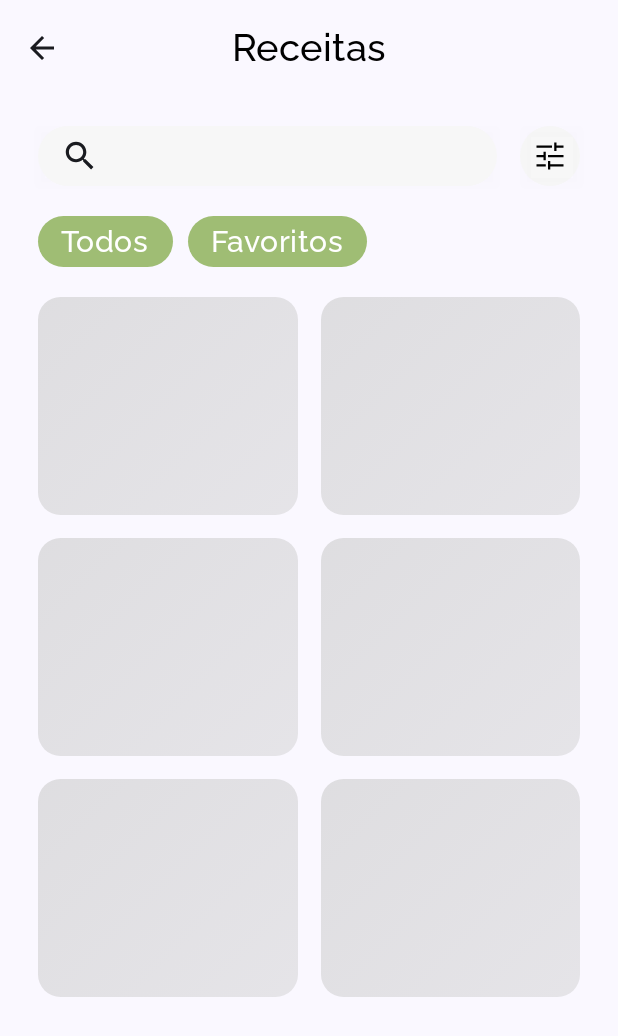
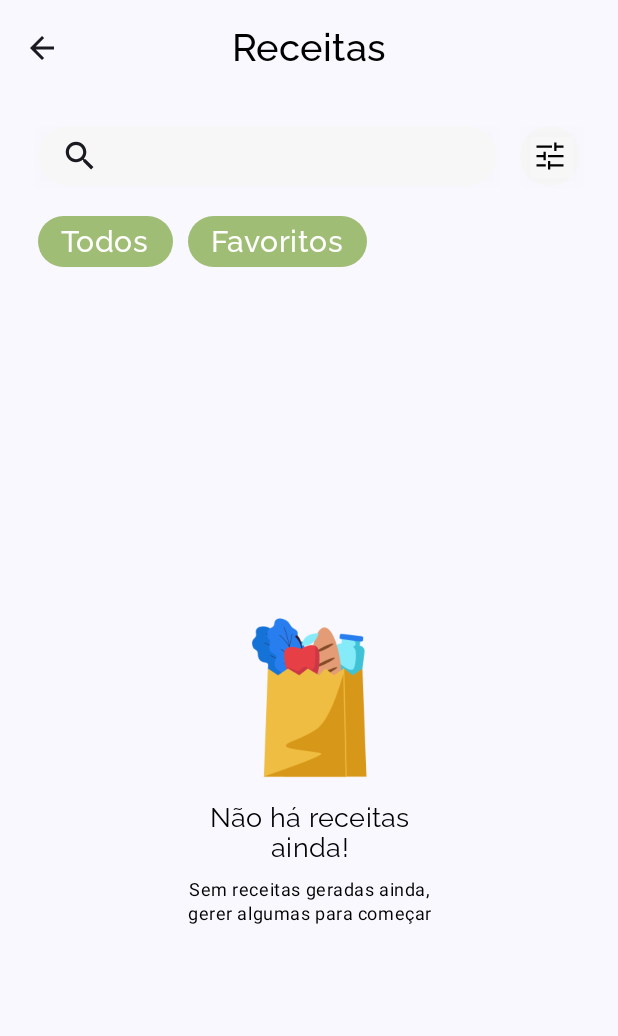
Before and after one commit to yanfalcao/ReceptIa, an Android app built with Jetpack Compose: the HistoricRoute screen opened through its navigation route, on a phone screen of 412 x 824 dp. Shown: the top 1036 px of the screen. Run offline under Robolectric (Android 15) with nearby library versions, the phone set to English and light mode, and no system bars; our stand-ins replace Dagger/Hilt's generated code; libraries missing offline, so code that uses them is left out: io.realm.kotlin; 1 statement that could not run was skipped.

Commit message:
Add layout for empty list;

```diff
--- a/app/src/main/java/com/example/receptia/feature/historic/HistoricScreen.kt
+++ b/app/src/main/java/com/example/receptia/feature/historic/HistoricScreen.kt
@@ -1,6 +1,7 @@
 package com.example.receptia.feature.historic
 
 import androidx.compose.foundation.layout.Arrangement
+import androidx.compose.foundation.layout.Box
 import androidx.compose.foundation.layout.Column
 import androidx.compose.foundation.layout.Row
 import androidx.compose.foundation.layout.Spacer
@@ -12,6 +13,7 @@ import androidx.compose.foundation.layout.width
 import androidx.compose.material3.Scaffold
 import androidx.compose.runtime.Composable
 import androidx.compose.runtime.getValue
+import androidx.compose.ui.Alignment
 import androidx.compose.ui.Modifier
 import androidx.compose.ui.res.stringResource
 import androidx.compose.ui.tooling.preview.Preview
@@ -27,6 +29,7 @@ import com.example.receptia.feature.historic.widget.GridList
 import com.example.receptia.feature.historic.widget.SearchBar
 import com.example.receptia.feature.historic.widget.Tag
 import com.example.receptia.feature.historic.widget.LoadingRecipeList
+import com.example.receptia.ui.widget.EmptyStateWidget
 import com.example.receptia.view.widget.TopBarWidget
 
 @Composable
@@ -93,6 +96,13 @@ private fun HistoricScreen(
                 is RecipeHistoricUiState.Success -> {
                     if (historicState.recipes.isNotEmpty()) {
                         GridList(historicState.recipes)
+                    } else {
+                        Box(
+                            modifier = Modifier.weight(1.0f).fillMaxSize(),
+                            contentAlignment = Alignment.Center,
+                        ) {
+                            EmptyStateWidget()
+                        }
                     }
                 }
             }
@@ -121,3 +131,14 @@ private fun LoadingStatePreview() {
         historicState = RecipeHistoricUiState.Loading,
     )
 }
+
+@Preview(
+    showBackground = true,
+    showSystemUi = true,
+)
+@Composable
+private fun EmptyStatePreview() {
+    HistoricScreen(
+        historicState = RecipeHistoricUiState.Success(listOf()),
+    )
+}
--- a/app/src/main/java/com/example/receptia/feature/historic/widget/LoadingRecipeList.kt
+++ b/app/src/main/java/com/example/receptia/feature/historic/widget/LoadingRecipeList.kt
@@ -7,7 +7,7 @@ import androidx.compose.foundation.lazy.grid.LazyVerticalGrid
 import androidx.compose.runtime.Composable
 import androidx.compose.ui.Modifier
 import androidx.compose.ui.unit.dp
-import com.example.receptia.ui.theme.widget.SkeletonLoadingWidget
+import com.example.receptia.ui.widget.SkeletonLoadingWidget
 
 @Composable
 fun LoadingRecipeList() {
--- a/app/src/main/java/com/example/receptia/feature/home/HomeScreen.kt
+++ b/app/src/main/java/com/example/receptia/feature/home/HomeScreen.kt
@@ -1,8 +1,10 @@
 package com.example.receptia.feature.home
 
+import androidx.compose.foundation.layout.Box
 import androidx.compose.foundation.layout.Column
 import androidx.compose.foundation.layout.Spacer
 import androidx.compose.foundation.layout.fillMaxSize
+import androidx.compose.foundation.layout.fillMaxWidth
 import androidx.compose.foundation.layout.height
 import androidx.compose.foundation.layout.padding
 import androidx.compose.material3.DrawerValue
@@ -12,6 +14,7 @@ import androidx.compose.material3.Text
 import androidx.compose.material3.rememberDrawerState
 import androidx.compose.runtime.Composable
 import androidx.compose.runtime.getValue
+import androidx.compose.ui.Alignment
 import androidx.compose.ui.Modifier
 import androidx.compose.ui.graphics.Color
 import androidx.compose.ui.res.stringResource
@@ -33,6 +36,7 @@ import com.example.receptia.feature.newRecipe.navigation.navigateToNewRecipe
 import com.example.receptia.feature.recipeDescription.navigation.navigateToRecipeDescription
 import com.example.receptia.persistence.Recipe
 import com.example.receptia.ui.ComposableLifecycle
+import com.example.receptia.ui.widget.EmptyStateWidget
 import com.example.receptia.view.widget.NavigationDrawerWidget
 import com.example.receptia.view.widget.TopBarWidget
 
@@ -99,6 +103,13 @@ private fun HomeScreen(
                                 feedState.recipes,
                                 navigateToDescription = navController::navigateToRecipeDescription,
                             )
+                        } else {
+                            Box(
+                                modifier = Modifier.weight(1.0f).fillMaxSize(),
+                                contentAlignment = Alignment.Center,
+                            ) {
+                                EmptyStateWidget()
+                            }
                         }
                     }
                 }
@@ -136,3 +147,18 @@ private fun LoadingStatePreview(
         feedState = RecipeFeedUiState.Loading,
     )
 }
+
+@Preview(
+    showBackground = true,
+    showSystemUi = true,
+)
+@Composable
+private fun EmptyStatePreview(
+    @PreviewParameter(RecipesPreviewParameterProvider::class)
+    recipes: List<Recipe>,
+) {
+    HomeScreen(
+        navController = rememberNavController(),
+        feedState = RecipeFeedUiState.Success(recipes = listOf()),
+    )
+}
--- a/app/src/main/java/com/example/receptia/feature/home/widget/LoadingRecipeList.kt
+++ b/app/src/main/java/com/example/receptia/feature/home/widget/LoadingRecipeList.kt
@@ -7,7 +7,7 @@ import androidx.compose.runtime.Composable
 import androidx.compose.ui.Modifier
 import androidx.compose.ui.tooling.preview.Preview
 import androidx.compose.ui.unit.dp
-import com.example.receptia.ui.theme.widget.SkeletonLoadingWidget
+import com.example.receptia.ui.widget.SkeletonLoadingWidget
 
 @Preview
 @Composable
--- a/app/src/main/java/com/example/receptia/persistence/Recipe.kt
+++ b/app/src/main/java/com/example/receptia/persistence/Recipe.kt
@@ -9,6 +9,7 @@ import io.realm.kotlin.types.RealmObject
 import io.realm.kotlin.types.annotations.PrimaryKey
 import kotlinx.coroutines.Dispatchers
 import kotlinx.coroutines.withContext
+import java.util.Date
 import java.util.UUID
 
 class Recipe : RealmObject {
@@ -53,6 +54,7 @@ class Recipe : RealmObject {
     var easeRecipe: String = ""
     var amountPeopleServes: Int = 0
     var isFavorite: Boolean = false
+    var createdAt: Long = Date().time
 
     suspend fun create() {
         withContext(Dispatchers.IO) {
--- /dev/null
+++ b/app/src/main/java/com/example/receptia/ui/widget/EmptyStateWidget.kt
@@ -0,0 +1,56 @@
+package com.example.receptia.ui.widget
+
+import androidx.compose.foundation.Image
+import androidx.compose.foundation.layout.Arrangement
+import androidx.compose.foundation.layout.Column
+import androidx.compose.foundation.layout.size
+import androidx.compose.foundation.layout.width
+import androidx.compose.material3.MaterialTheme
+import androidx.compose.material3.Text
+import androidx.compose.runtime.Composable
+import androidx.compose.ui.Alignment
+import androidx.compose.ui.Modifier
+import androidx.compose.ui.graphics.Color
+import androidx.compose.ui.layout.ContentScale
+import androidx.compose.ui.res.painterResource
+import androidx.compose.ui.res.stringResource
+import androidx.compose.ui.text.style.TextAlign
+import androidx.compose.ui.tooling.preview.Preview
+import androidx.compose.ui.unit.dp
+import com.example.receptia.R
+
+@Preview(showBackground = true)
+@Composable
+fun EmptyStateWidget(
+    modifier: Modifier = Modifier,
+) {
+    Column(
+        verticalArrangement = Arrangement.spacedBy(10.dp),
+        horizontalAlignment = Alignment.CenterHorizontally,
+    ) {
+        Image(
+            painter = painterResource(id = R.drawable.grocery),
+            contentDescription = null,
+            contentScale = ContentScale.Crop,
+            modifier = Modifier.size(120.dp),
+        )
+
+        Text(
+            text = stringResource(id = R.string.empty_title),
+            color = Color.Black,
+            textAlign = TextAlign.Center,
+            style = MaterialTheme.typography.bodyMedium,
+            modifier = Modifier
+                .width(150.dp),
+        )
+
+        Text(
+            text = stringResource(id = R.string.empty_description),
+            color = Color.Black,
+            textAlign = TextAlign.Center,
+            style = MaterialTheme.typography.bodySmall,
+            modifier = Modifier
+                .width(180.dp),
+        )
+    }
+}
--- a/app/src/main/java/com/example/receptia/ui/theme/widget/SkeletonLoadingWidget.kt
+++ b/app/src/main/java/com/example/receptia/ui/widget/SkeletonLoadingWidget.kt
@@ -1,4 +1,4 @@
-package com.example.receptia.ui.theme.widget
+package com.example.receptia.ui.widget
 
 import androidx.compose.animation.core.RepeatMode
 import androidx.compose.animation.core.animateFloat
--- a/app/src/main/res/values/strings.xml
+++ b/app/src/main/res/values/strings.xml
@@ -2,7 +2,11 @@
     <string name="app_name">ReceptIa</string>
     <string name="title_login">Gere Receitas usando IA</string>
     <string name="google_login">Login com Google</string>
+
+    <!--    home-->
     <string name="description_login">Gere receitas baseado nas suas preferências e nas dos seus convidados usando IA</string>
+    <string name="empty_title">Não há receitas ainda!</string>
+    <string name="empty_description">Sem receitas geradas ainda, gerer algumas para começar</string>
 
     <!--    login-->
     <string name="banner_title">Novas receitas com Inteligência Artificial</string>
```
Also changed, not shown: app/src/main/java/com/example/receptia/feature/historic/HistoricViewModel.kt (+2 -16 lines), app/src/main/java/com/example/receptia/ui/widget/NavigationDrawerWidget.kt (renamed from app/src/main/java/com/example/receptia/ui/theme/widget/NavigationDrawerWidget.kt), app/src/main/java/com/example/receptia/ui/widget/TopBarWidget.kt (renamed from app/src/main/java/com/example/receptia/ui/theme/widget/TopBarWidget.kt), app/src/main/res/drawable/grocery.png (added).
